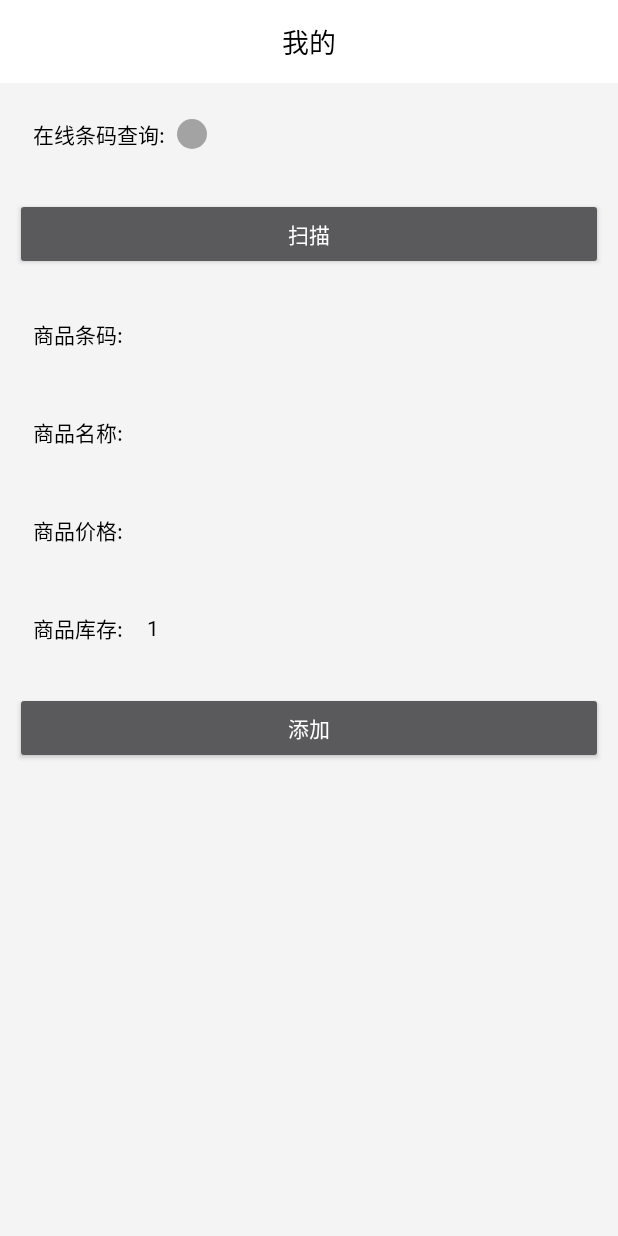
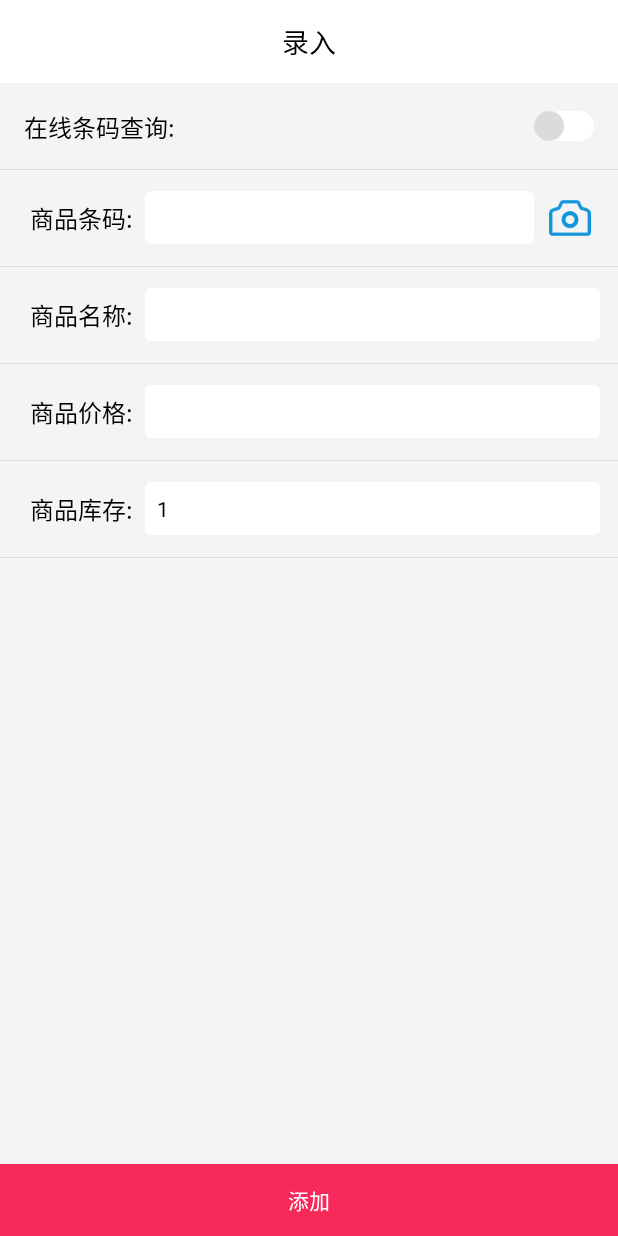
Before and after one commit to hongyang1657/SupermarketSystem, an Android app: the EnteringActivity screen opened directly, with no data from a screen before it, on a phone screen of 412 x 824 dp. Run offline under Robolectric (Android 15) with nearby library versions, the phone set to English and light mode, and no system bars; libraries missing offline, so code that uses them is left out: rx.schedulers.

Commit message:
modify enter activity

```diff
--- a/app/src/main/AndroidManifest.xml
+++ b/app/src/main/AndroidManifest.xml
@@ -24,6 +24,7 @@
         android:label="@string/app_name"
         android:roundIcon="@mipmap/launch_icon4"
         android:supportsRtl="true"
+        android:usesCleartextTraffic="true"
         android:theme="@style/Theme.AppCompat">
         <activity android:name=".view.LaunchActivity">
             <intent-filter>
--- a/app/src/main/java/com/hongy/supermarketsystem/view/EnteringActivity.java
+++ b/app/src/main/java/com/hongy/supermarketsystem/view/EnteringActivity.java
@@ -13,6 +13,7 @@ import android.view.View;
 import android.widget.Button;
 import android.widget.CompoundButton;
 import android.widget.EditText;
+import android.widget.ImageView;
 import android.widget.Switch;
 import android.widget.TextView;
 import android.widget.Toast;
@@ -47,14 +48,14 @@ public class EnteringActivity extends Activity{
 
 
     private void initView(){
-        Button btScan = findViewById(R.id.bt_scan);
+        ImageView ivScan = findViewById(R.id.bt_scan);
         Button btAddGoods = findViewById(R.id.bt_add_goods);
         etBarCode = findViewById(R.id.et_bar_code);
         etGoodsName = findViewById(R.id.et_goods_name);
         etGoodsPrice = findViewById(R.id.et_goods_price);
         etGoodsNum = findViewById(R.id.et_goods_num);
         Switch aSwitch = findViewById(R.id.sw);
-        btScan.setOnClickListener(new View.OnClickListener() {
+        ivScan.setOnClickListener(new View.OnClickListener() {
             @Override
             public void onClick(View v) {
                 startQrCode();
--- a/app/src/main/res/drawable/thumb_off.xml
+++ b/app/src/main/res/drawable/thumb_off.xml
@@ -1,7 +1,7 @@
 <?xml version="1.0" encoding="utf-8"?>
 <shape xmlns:android="http://schemas.android.com/apk/res/android">
 
-    <solid android:color="@color/colorText"/>
+    <solid android:color="@color/colorCutOffLine2"/>
     <corners android:radius="100dp" />
     <size android:height="20dp"
         android:width="20dp"/>
--- a/app/src/main/res/drawable/thumb_on.xml
+++ b/app/src/main/res/drawable/thumb_on.xml
@@ -1,8 +1,16 @@
 <?xml version="1.0" encoding="utf-8"?>
-<shape xmlns:android="http://schemas.android.com/apk/res/android">
 
-    <solid android:color="@color/colorGray"/>
-    <corners android:radius="100dp" />
-    <size android:height="20dp"
-        android:width="20dp"/>
-</shape>
+<layer-list xmlns:android="http://schemas.android.com/apk/res/android">
+
+
+
+    <item>
+        <shape >
+            <solid android:color="@color/colorGray"/>
+            <corners android:radius="100dp" />
+            <size android:height="20dp"
+                android:width="20dp" />
+        </shape>
+    </item>
+
+</layer-list>
--- a/app/src/main/res/drawable/track.xml
+++ b/app/src/main/res/drawable/track.xml
@@ -5,5 +5,5 @@
     <size android:width="20dp"
         android:height="20dp"/>
     <corners android:radius="25dp" />
-    <solid android:color="@color/colorWhiteBack"/>
+    <solid android:color="@color/colorWhite"/>
 </shape>
--- a/app/src/main/res/layout/activity_entering.xml
+++ b/app/src/main/res/layout/activity_entering.xml
@@ -13,47 +13,47 @@
         android:textSize="18sp"
         android:background="@color/colorWhite"
         android:textColor="@color/colorBlack"
-        android:text="@string/mine"
+        android:text="@string/enter"
         android:layout_marginBottom="1dp"
         android:layout_width="match_parent"
         android:layout_height="wrap_content" />
     <LinearLayout
         android:layout_margin="10dp"
         android:orientation="horizontal"
-        android:padding="4dp"
+        android:padding="2dp"
         android:gravity="center_vertical"
         android:layout_width="match_parent"
         android:layout_height="wrap_content">
 
         <TextView
-            android:padding="8dp"
+            android:padding="4dp"
             android:text="@string/searchCodebarOnline"
-            android:gravity="center"
-            android:textSize="14sp"
+            android:gravity="center_vertical"
+            android:textSize="16sp"
             android:textColor="@color/colorBlack"
+            android:layout_weight="1"
             android:layout_width="wrap_content"
             android:layout_height="wrap_content" />
         <Switch
             android:id="@+id/sw"
             android:textOn=""
             android:textOff=""
+            android:padding="4dp"
             android:thumb="@drawable/thumb"
             android:track="@drawable/track"
             android:layout_width="wrap_content"
             android:layout_height="wrap_content" />
 
     </LinearLayout>
-    <Button
-        android:id="@+id/bt_scan"
-        android:text="@string/scan"
-        android:layout_margin="10dp"
+    <TextView
+        android:background="@color/colorCutOffLine2"
         android:layout_width="match_parent"
-        android:layout_height="wrap_content" />
+        android:layout_height="1px" />
 
     <LinearLayout
         android:layout_margin="10dp"
         android:orientation="horizontal"
-        android:padding="4dp"
+        android:padding="2dp"
         android:gravity="center_vertical"
         android:layout_width="match_parent"
         android:layout_height="wrap_content">
@@ -62,15 +62,15 @@
             android:padding="8dp"
             android:text="@string/goodsBar"
             android:gravity="center"
-            android:textSize="14sp"
+            android:textSize="16sp"
             android:textColor="@color/colorBlack"
             android:layout_width="wrap_content"
             android:layout_height="wrap_content" />
         <EditText
             android:id="@+id/et_bar_code"
-            android:background="@null"
             android:layout_weight="1"
             android:padding="8dp"
+            android:background="@drawable/edittext_back_shape"
             android:inputType="number"
             android:textSize="14sp"
             android:textColor="@color/colorBlack"
@@ -78,11 +78,27 @@
             android:layout_width="0dp"
             android:layout_height="wrap_content"
             tools:ignore="LabelFor" />
+
+        <ImageView
+            android:id="@+id/bt_scan"
+            android:clickable="true"
+            android:src="@mipmap/camera"
+            android:paddingEnd="4dp"
+            android:paddingStart="8dp"
+            android:paddingTop="2dp"
+            android:paddingBottom="2dp"
+            android:layout_width="wrap_content"
+            android:layout_height="wrap_content"
+            android:focusable="true" />
     </LinearLayout>
+    <TextView
+        android:background="@color/colorCutOffLine2"
+        android:layout_width="match_parent"
+        android:layout_height="1px" />
     <LinearLayout
         android:layout_margin="10dp"
         android:orientation="horizontal"
-        android:padding="4dp"
+        android:padding="2dp"
         android:gravity="center_vertical"
         android:layout_width="match_parent"
         android:layout_height="wrap_content">
@@ -91,13 +107,13 @@
             android:padding="8dp"
             android:text="@string/goodsName"
             android:gravity="center"
-            android:textSize="14sp"
+            android:textSize="16sp"
             android:textColor="@color/colorBlack"
             android:layout_width="wrap_content"
             android:layout_height="wrap_content" />
         <EditText
             android:id="@+id/et_goods_name"
-            android:background="@null"
+            android:background="@drawable/edittext_back_shape"
             android:layout_weight="1"
             android:padding="8dp"
             android:textSize="14sp"
@@ -107,11 +123,14 @@
             android:layout_height="wrap_content"
             tools:ignore="LabelFor,TextFields" />
     </LinearLayout>
-
+    <TextView
+        android:background="@color/colorCutOffLine2"
+        android:layout_width="match_parent"
+        android:layout_height="1px" />
     <LinearLayout
         android:layout_margin="10dp"
         android:orientation="horizontal"
-        android:padding="4dp"
+        android:padding="2dp"
         android:gravity="center_vertical"
         android:layout_width="match_parent"
         android:layout_height="wrap_content">
@@ -120,13 +139,13 @@
             android:padding="8dp"
             android:text="@string/goodsPrice"
             android:gravity="center"
-            android:textSize="14sp"
+            android:textSize="16sp"
             android:textColor="@color/colorBlack"
             android:layout_width="wrap_content"
             android:layout_height="wrap_content" />
         <EditText
             android:id="@+id/et_goods_price"
-            android:background="@null"
+            android:background="@drawable/edittext_back_shape"
             android:layout_weight="1"
             android:padding="8dp"
             android:inputType="numberDecimal"
@@ -137,11 +156,14 @@
             android:layout_height="wrap_content"
             tools:ignore="LabelFor" />
     </LinearLayout>
-
+    <TextView
+        android:background="@color/colorCutOffLine2"
+        android:layout_width="match_parent"
+        android:layout_height="1px" />
     <LinearLayout
         android:layout_margin="10dp"
         android:orientation="horizontal"
-        android:padding="4dp"
+        android:padding="2dp"
         android:gravity="center_vertical"
         android:layout_width="match_parent"
         android:layout_height="wrap_content">
@@ -150,13 +172,13 @@
             android:padding="8dp"
             android:text="@string/goodsNum"
             android:gravity="center"
-            android:textSize="14sp"
+            android:textSize="16sp"
             android:textColor="@color/colorBlack"
             android:layout_width="wrap_content"
             android:layout_height="wrap_content" />
         <EditText
             android:id="@+id/et_goods_num"
-            android:background="@null"
+            android:background="@drawable/edittext_back_shape"
             android:layout_weight="1"
             android:padding="8dp"
             android:text="@string/num_1"
@@ -168,11 +190,20 @@
             android:layout_height="wrap_content"
             tools:ignore="LabelFor" />
     </LinearLayout>
-
+    <TextView
+        android:background="@color/colorCutOffLine2"
+        android:layout_width="match_parent"
+        android:layout_height="1px" />
+    <TextView
+        android:layout_width="match_parent"
+        android:layout_weight="1"
+        android:layout_height="wrap_content" />
     <Button
-        android:layout_margin="10dp"
+        android:padding="6dp"
         android:id="@+id/bt_add_goods"
+        android:background="@color/colorTuomanRed"
         android:text="@string/add"
+        android:textColor="@color/colorWhite"
         android:layout_width="match_parent"
         android:layout_height="wrap_content" />
 
--- a/app/src/main/res/layout/activity_login.xml
+++ b/app/src/main/res/layout/activity_login.xml
@@ -26,6 +26,8 @@
             android:id="@+id/et_username"
             android:background="@drawable/edittext_back_shape"
             android:hint="@string/username"
+            android:textColorHint="@color/colorRbNotSelected"
+            android:textColor="@color/colorBlack"
             android:layout_width="match_parent"
             android:layout_height="wrap_content" />
         <EditText
@@ -33,6 +35,8 @@
             android:layout_margin="10dp"
             android:id="@+id/et_password"
             android:inputType="textPassword"
+            android:textColor="@color/colorBlack"
+            android:textColorHint="@color/colorRbNotSelected"
             android:background="@drawable/edittext_back_shape"
             android:hint="@string/password"
             android:layout_width="match_parent"
```
Also changed, not shown: app/src/main/res/mipmap-xhdpi/camera.png (added).
